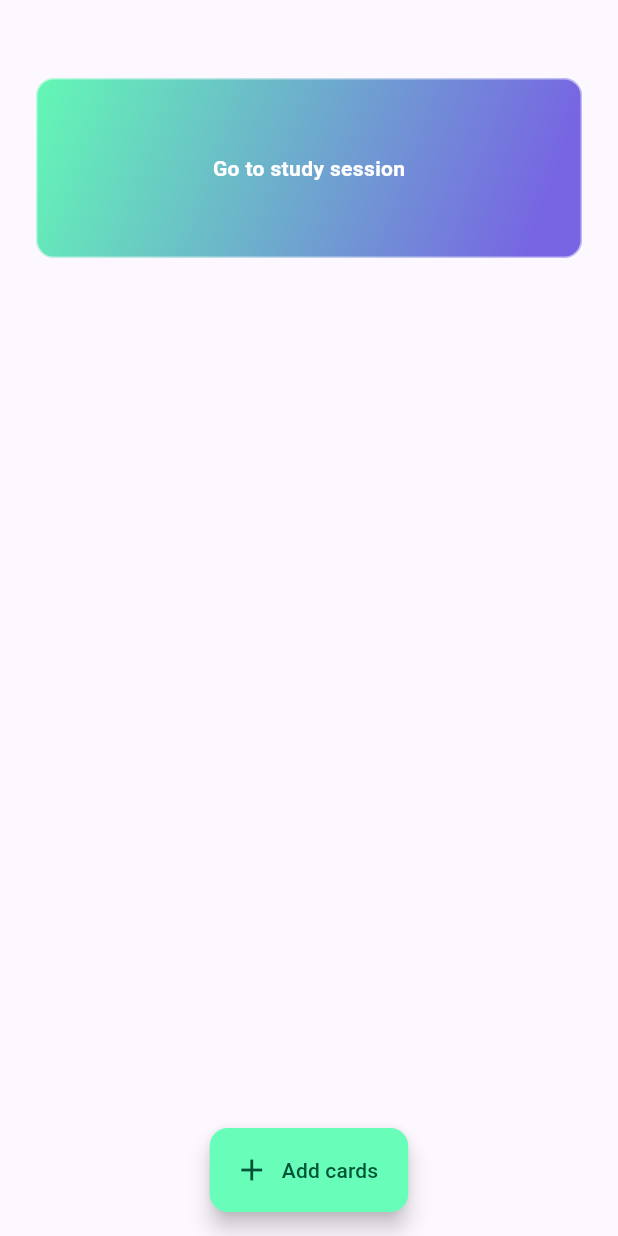
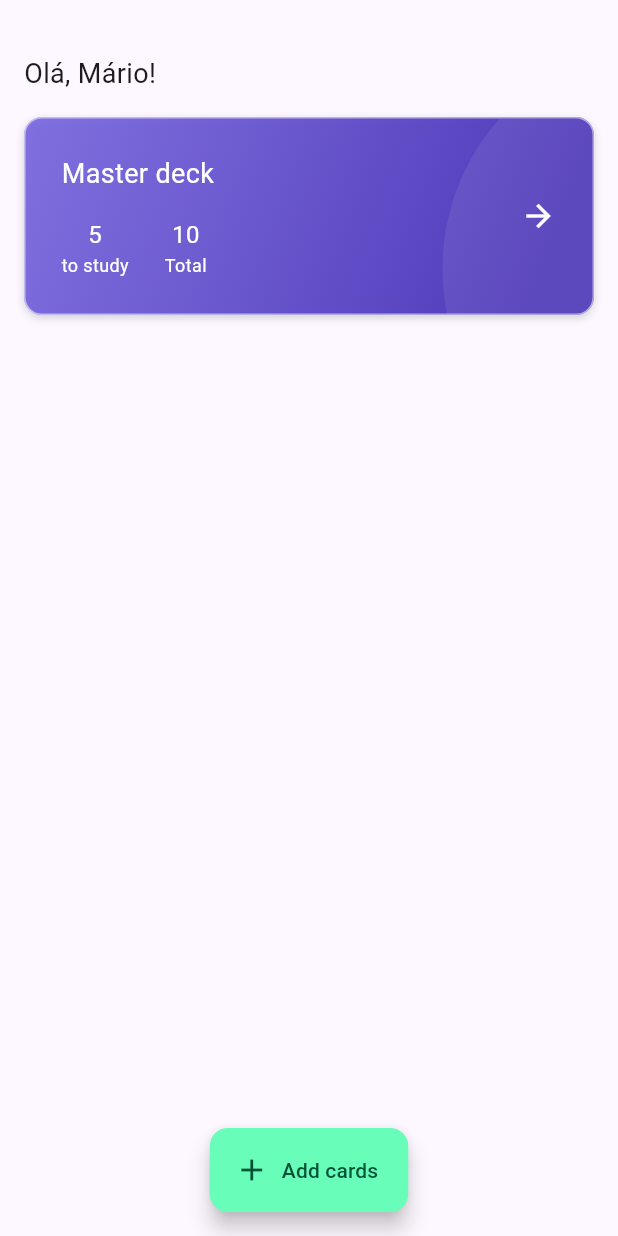
Before and after one commit to mariocsantos/palpagaio-app, a Flutter app: the screen it shows after launch, on a phone screen of 412 x 824 dp. Run offline on Flutter 3.47's test engine with Material 3 defaults, Android fonts, the light colour scheme and no system bars; our stand-ins replace lottie.

Commit message:
feat: create deck card

```diff
--- /dev/null
+++ b/lib/features/home/domain/deck.dart
@@ -0,0 +1,13 @@
+class Deck {
+  const Deck({
+    required this.id,
+    required this.name,
+    required this.totalCards,
+    required this.cardsToStudy,
+  });
+
+  final String id;
+  final String name;
+  final int totalCards;
+  final int cardsToStudy;
+}
--- a/lib/features/home/presentation/screens/home_screen.dart
+++ b/lib/features/home/presentation/screens/home_screen.dart
@@ -1,4 +1,6 @@
 import 'package:flashlight/features/flashcard/presentation/screens/add_flashcard_screen.dart';
+import 'package:flashlight/features/home/domain/deck.dart';
+import 'package:flashlight/features/home/presentation/widgets/deck_card.dart';
 import 'package:flutter/material.dart';
 
 class HomeScreen extends StatelessWidget {
@@ -22,51 +24,24 @@ class HomeScreen extends StatelessWidget {
     return Scaffold(
       body: SafeArea(
         child: Padding(
-          padding: const EdgeInsets.only(left: 24, right: 24),
+          padding: const EdgeInsets.only(left: 16, right: 16),
           child: Column(
+            crossAxisAlignment: CrossAxisAlignment.start,
             children: [
-              const SizedBox(height: 52),
-              InkWell(
-                onTap: () => _goToStudySession(context),
-                borderRadius: BorderRadius.circular(12),
-                splashColor: Colors.white.withOpacity(0.24),
-                highlightColor: Colors.transparent,
-                child: Ink(
-                  decoration: BoxDecoration(
-                    border: Border.all(
-                      color: Colors.white.withOpacity(0.54),
-                      width: 1,
-                    ),
-                    borderRadius: BorderRadius.circular(12),
-                    gradient: const LinearGradient(
-                      begin: Alignment.topLeft,
-                      end: Alignment(0.8, 1),
-                      colors: [
-                        Color(0xFF63f8b5),
-                        Color(0xFF7765e3),
-                      ],
-                    ),
-                    // TODO: show shadow on press
-                    // boxShadow: [
-                    //   BoxShadow(
-                    //     color: Colors.black.withOpacity(0.16),
-                    //     offset: const Offset(0, 2),
-                    //     blurRadius: 4,
-                    //   ),
-                    // ],
-                  ),
-                  height: 120,
-                  child: const Center(
-                    child: Text(
-                      'Go to study session',
-                      style: TextStyle(
-                        color: Colors.white,
-                        fontSize: 14,
-                        fontWeight: FontWeight.w600,
-                      ),
-                    ),
-                  ),
+              const SizedBox(height: 36),
+              const Text(
+                'Olá, Mário!',
+                style: TextStyle(fontSize: 18),
+              ),
+              const SizedBox(height: 16),
+              DeckCard(
+                deck: const Deck(
+                  id: '1',
+                  name: 'Master deck',
+                  totalCards: 10,
+                  cardsToStudy: 5,
                 ),
+                onTap: (deck) => _goToStudySession(context),
               ),
             ],
           ),
--- /dev/null
+++ b/lib/features/home/presentation/widgets/deck_card.dart
@@ -0,0 +1,136 @@
+import 'package:flashlight/features/home/domain/deck.dart';
+import 'package:flutter/material.dart';
+
+class DeckCard extends StatelessWidget {
+  const DeckCard({
+    super.key,
+    required this.deck,
+    required this.onTap,
+  });
+
+  final Deck deck;
+  final Function(Deck) onTap;
+
+  @override
+  Widget build(BuildContext context) {
+    final theme = Theme.of(context);
+    final textColor = theme.colorScheme.onPrimary;
+
+    return InkWell(
+      onTap: () => onTap(deck),
+      borderRadius: BorderRadius.circular(12),
+      splashColor: Colors.white.withOpacity(0.24),
+      highlightColor: Colors.transparent,
+      child: Ink(
+        width: double.infinity,
+        decoration: BoxDecoration(
+          border: Border.all(
+            color: Colors.white.withOpacity(0.54),
+            width: 1,
+          ),
+          borderRadius: BorderRadius.circular(12),
+          gradient: LinearGradient(
+            begin: Alignment.topLeft,
+            end: const Alignment(0.8, 1),
+            colors: [
+              theme.colorScheme.primaryContainer.withOpacity(0.87),
+              theme.colorScheme.primary,
+            ],
+          ),
+          boxShadow: [
+            BoxShadow(
+              color: Colors.black.withOpacity(0.16),
+              offset: const Offset(0, 2),
+              blurRadius: 4,
+            ),
+          ],
+        ),
+        child: Stack(
+          children: [
+            Padding(
+              padding: const EdgeInsets.all(24),
+              child: Row(
+                crossAxisAlignment: CrossAxisAlignment.center,
+                mainAxisAlignment: MainAxisAlignment.spaceBetween,
+                children: [
+                  Column(
+                    crossAxisAlignment: CrossAxisAlignment.start,
+                    children: [
+                      Text(
+                        deck.name,
+                        style: TextStyle(
+                          fontSize: 18,
+                          color: textColor,
+                        ),
+                      ),
+                      const SizedBox(height: 16),
+                      Row(
+                        children: [
+                          Column(
+                            crossAxisAlignment: CrossAxisAlignment.center,
+                            children: [
+                              Text(
+                                deck.cardsToStudy.toString(),
+                                style: TextStyle(
+                                  color: textColor,
+                                  fontSize: 16,
+                                ),
+                              ),
+                              Text(
+                                'to study',
+                                style: TextStyle(
+                                  color: textColor,
+                                  fontSize: 12,
+                                ),
+                              ),
+                            ],
+                          ),
+                          const SizedBox(width: 24),
+                          Column(
+                            crossAxisAlignment: CrossAxisAlignment.center,
+                            children: [
+                              Text(
+                                deck.totalCards.toString(),
+                                style: TextStyle(
+                                  color: textColor,
+                                  fontSize: 16,
+                                ),
+                              ),
+                              Text(
+                                'Total',
+                                style: TextStyle(
+                                  color: textColor,
+                                  fontSize: 12,
+                                ),
+                              ),
+                            ],
+                          ),
+                        ],
+                      ),
+                    ],
+                  ),
+                  Icon(
+                    Icons.arrow_forward,
+                    color: textColor,
+                  ),
+                ],
+              ),
+            ),
+            Positioned(
+              right: -200,
+              top: -50,
+              child: Container(
+                width: 300,
+                height: 300,
+                decoration: BoxDecoration(
+                  color: Colors.white.withOpacity(0.08),
+                  borderRadius: BorderRadius.circular(400),
+                ),
+              ),
+            )
+          ],
+        ),
+      ),
+    );
+  }
+}
--- a/lib/theme/theme.dart
+++ b/lib/theme/theme.dart
@@ -1,4 +1,8 @@
 import 'package:flutter/material.dart';
+
+/// Original colors
+/// primary: #63f8b5
+/// secondary: #7765e3
 
 ColorScheme colorScheme = ColorScheme.fromSeed(
   seedColor: const Color(0xFF4e39b8),
```
Also changed, not shown: idea.png (deleted).
